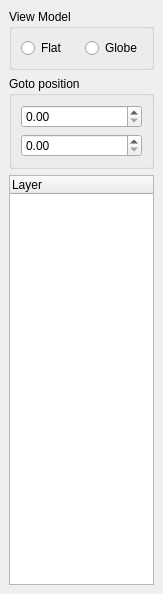
Old version of the form programs/gaia/ControlWidget.ui in the repository AMDmi3/gaia-legacy.
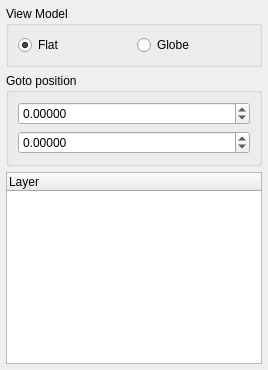
New version of the form.

Patch:
```diff
--- a/programs/gaia/ControlWidget.ui
+++ b/programs/gaia/ControlWidget.ui
@@ -1,20 +1,12 @@
 <ui version="4.0" >
  <class>ControlWidget</class>
  <widget class="QWidget" name="ControlWidget" >
-  <property name="geometry" >
-   <rect>
-    <x>0</x>
-    <y>0</y>
-    <width>163</width>
-    <height>594</height>
-   </rect>
-  </property>
   <property name="windowTitle" >
    <string>Control Widget</string>
   </property>
   <layout class="QVBoxLayout" >
    <property name="margin" >
-    <number>9</number>
+    <number>6</number>
    </property>
    <property name="spacing" >
     <number>6</number>
@@ -36,6 +28,9 @@
         <property name="text" >
          <string>Flat</string>
         </property>
+        <property name="checked" >
+         <bool>true</bool>
+        </property>
        </widget>
       </item>
       <item>
@@ -64,10 +59,36 @@
        <number>6</number>
       </property>
       <item>
-       <widget class="QDoubleSpinBox" name="m_XPosSpinbox" />
+       <widget class="QDoubleSpinBox" name="m_XPosSpinbox" >
+        <property name="decimals" >
+         <number>5</number>
+        </property>
+        <property name="maximum" >
+         <double>180.000000000000000</double>
+        </property>
+        <property name="minimum" >
+         <double>-180.000000000000000</double>
+        </property>
+        <property name="singleStep" >
+         <double>0.010000000000000</double>
+        </property>
+       </widget>
       </item>
       <item>
-       <widget class="QDoubleSpinBox" name="m_YPosSpinbox" />
+       <widget class="QDoubleSpinBox" name="m_YPosSpinbox" >
+        <property name="decimals" >
+         <number>5</number>
+        </property>
+        <property name="maximum" >
+         <double>90.000000000000000</double>
+        </property>
+        <property name="minimum" >
+         <double>-90.000000000000000</double>
+        </property>
+        <property name="singleStep" >
+         <double>0.010000000000000</double>
+        </property>
+       </widget>
       </item>
      </layout>
     </widget>
```
Left out of the diff: 4 changed lines with no effect on the pictures.
